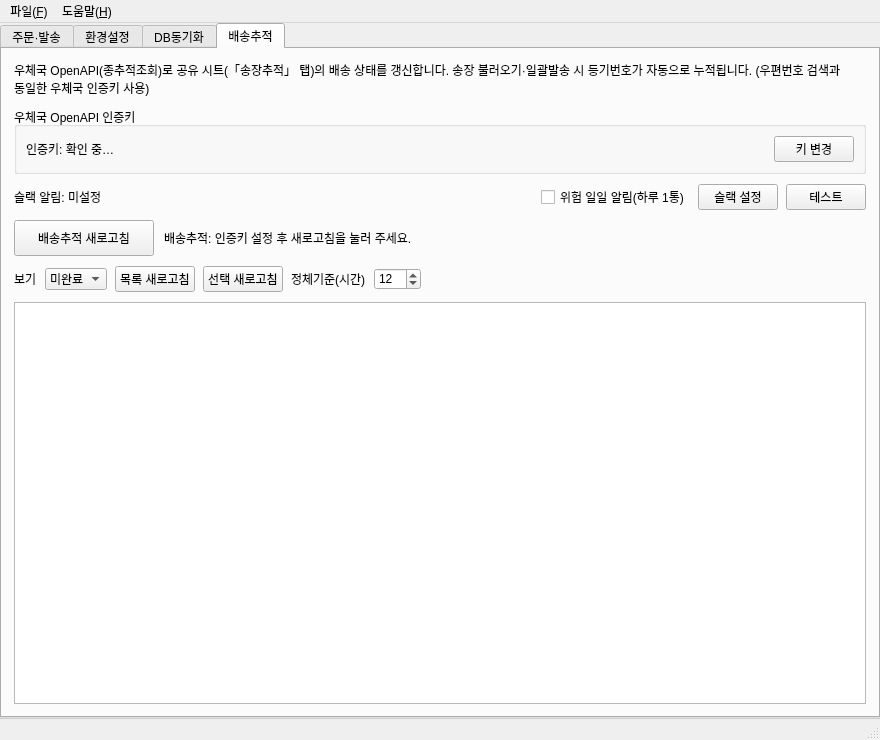
Peanut0711/easy-fulfill, file ui/main_window.ui: the form before one commit.
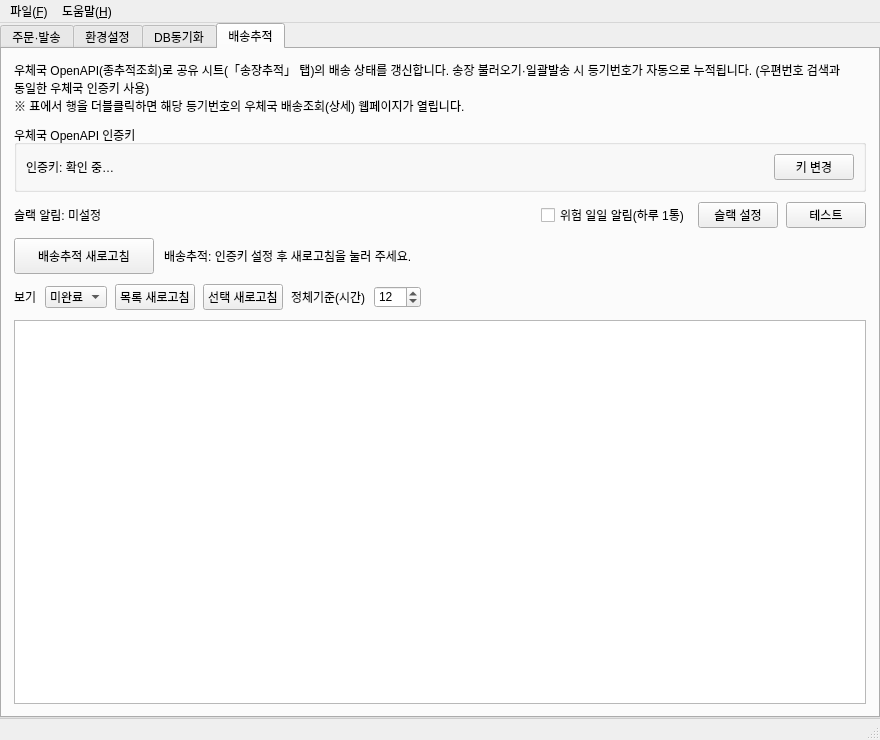
The form after the commit. The open tabs and pages were chosen to show the change.

Commit message:
feat: 수거 전 헛호출 제외 + 더블클릭 웹조회 안내 문구
- 전체 새로고침에서 '오늘 등록 + 운송장출력 + 수거시각(18시) 전' 건은
  제외(헛호출 방지·속도↑·우체국 부하↓). 어제 이전 운송장출력은 제외 안 함
  (수거 누락 후보라 조회 유지). 요약에 "출고대기 N건 제외" 표시
- KPOST_PICKUP_HOUR=18 상수, _cell_date_tuple 헬퍼
- 배송추적 탭 안내문에 "행 더블클릭 시 우체국 배송조회 웹페이지 열림" 추가

Diff of the .ui file:
```diff
--- a/ui/main_window.ui
+++ b/ui/main_window.ui
@@ -1307,7 +1307,8 @@
         <item>
          <widget class="QLabel" name="label_tracking_intro">
           <property name="text">
-           <string>우체국 OpenAPI(종추적조회)로 공유 시트(「송장추적」 탭)의 배송 상태를 갱신합니다. 송장 불러오기·일괄발송 시 등기번호가 자동으로 누적됩니다. (우편번호 검색과 동일한 우체국 인증키 사용)</string>
+           <string>우체국 OpenAPI(종추적조회)로 공유 시트(「송장추적」 탭)의 배송 상태를 갱신합니다. 송장 불러오기·일괄발송 시 등기번호가 자동으로 누적됩니다. (우편번호 검색과 동일한 우체국 인증키 사용)
+※ 표에서 행을 더블클릭하면 해당 등기번호의 우체국 배송조회(상세) 웹페이지가 열립니다.</string>
           </property>
           <property name="wordWrap">
            <bool>true</bool>
```
The commit also changes 1 other file.
